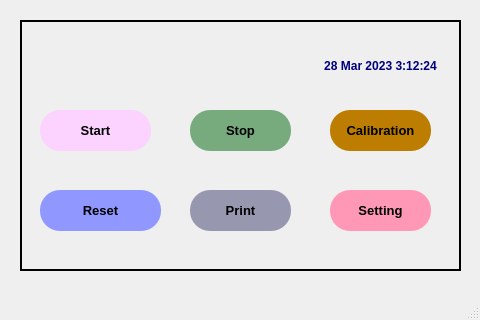
This is NMS01/ui/B_00.ui in sanjaymanegit/testRepo as Qt 5 draws it before an edit. The edited form follows.
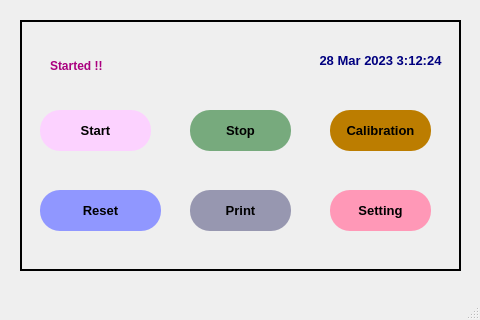
This is the edited form. Icons and pictures are not drawn.

Patch:
```diff
--- a/NMS01/ui/B_00.ui
+++ b/NMS01/ui/B_00.ui
@@ -186,9 +186,9 @@
      <property name="geometry">
       <rect>
        <x>170</x>
-       <y>20</y>
+       <y>30</y>
        <width>101</width>
-       <height>61</height>
+       <height>41</height>
       </rect>
      </property>
      <property name="text">
@@ -201,15 +201,16 @@
     <widget class="QLabel" name="label_2">
      <property name="geometry">
       <rect>
-       <x>300</x>
+       <x>290</x>
        <y>30</y>
-       <width>121</width>
-       <height>31</height>
+       <width>141</width>
+       <height>21</height>
       </rect>
      </property>
      <property name="font">
       <font>
        <family>Arial</family>
+       <pointsize>10</pointsize>
        <weight>75</weight>
        <bold>true</bold>
       </font>
@@ -224,6 +225,32 @@
       <set>Qt::AlignCenter</set>
      </property>
     </widget>
+    <widget class="QLabel" name="label_3">
+     <property name="geometry">
+      <rect>
+       <x>30</x>
+       <y>20</y>
+       <width>131</width>
+       <height>51</height>
+      </rect>
+     </property>
+     <property name="font">
+      <font>
+       <family>Arial</family>
+       <weight>75</weight>
+       <bold>true</bold>
+      </font>
+     </property>
+     <property name="styleSheet">
+      <string notr="true">color: rgb(170, 0, 127);</string>
+     </property>
+     <property name="text">
+      <string>Started !!</string>
+     </property>
+     <property name="alignment">
+      <set>Qt::AlignLeading|Qt::AlignLeft|Qt::AlignVCenter</set>
+     </property>
+    </widget>
    </widget>
   </widget>
   <widget class="QMenuBar" name="menubar">
```
Left out of the diff: 5 changed lines with no effect on the pictures.
